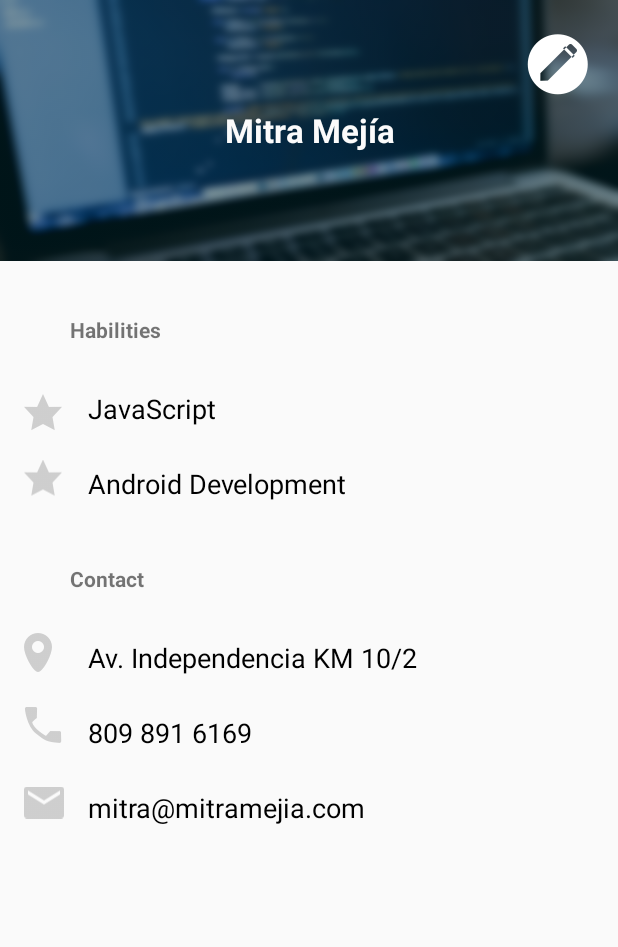
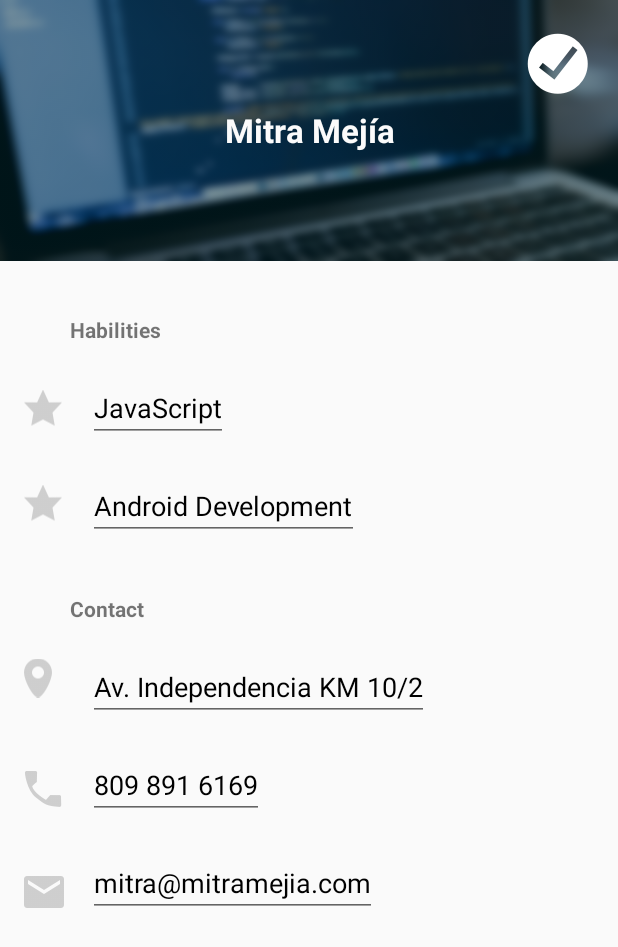
Before and after one commit to mitramejia/ecard, an Android app: the layout activity_main.xml on its own in the app's theme, with its tools: preview values and no code run, on a phone screen of 412 x 824 dp. Shown: the top 947 px of the screen. Run offline under Robolectric (Android 15) with nearby library versions, the phone set to English and light mode, and no system bars.

Commit message:
Delete Edit Profile Activity

```diff
--- a/app/src/main/AndroidManifest.xml
+++ b/app/src/main/AndroidManifest.xml
@@ -42,7 +42,6 @@
         <activity
             android:name=".CompareProfilesActivity"
             android:theme="@style/AppTheme"></activity>
-        <activity android:name=".EditProfileActivity"></activity>
     </application>
 
 </manifest>
--- a/app/src/main/res/layout/activity_main.xml
+++ b/app/src/main/res/layout/activity_main.xml
@@ -8,14 +8,17 @@
     android:paddingRight="@dimen/activity_horizontal_margin"
     android:paddingTop="@dimen/activity_vertical_margin"
     tools:context="unibe.ecard.MainActivity"
-    android:padding="0dp">
+    android:focusable="true"
+    android:focusableInTouchMode="true"
+    android:padding="0dp"
+    android:id="@+id/relativeLayout">
 
-    <TextView
+    <EditText
         android:layout_width="match_parent"
         android:layout_height="@dimen/profileHeaderHeight"
         android:textAppearance="?android:attr/textAppearanceLarge"
         android:text="Mitra Mejía"
-        android:id="@+id/textUserFullName"
+        android:id="@+id/editTextUserFullName"
         android:layout_alignParentTop="true"
         android:layout_centerHorizontal="true"
         android:layout_gravity="end"
@@ -24,13 +27,22 @@
         android:textColor="@color/white"
         android:backgroundTintMode="src_over"
         android:backgroundTint="@color/colorProfileImageBg"
-        android:contextClickable="false"
         android:textStyle="bold"
         android:textIsSelectable="true"
         android:singleLine="true"
-        android:elegantTextHeight="false" />
+        android:elegantTextHeight="false"
+        android:inputType="text" />
 
-    <GridLayout
+    <ScrollView xmlns:android="http://schemas.android.com/apk/res/android"
+        android:id="@+id/scrollView"
+        android:layout_width="match_parent"
+        android:layout_height="match_parent"
+        android:nextFocusUp="@+id/relativeLayout"
+        android:nextFocusLeft="@+id/relativeLayout"
+        android:layout_below="@+id/editTextUserFullName">
+
+
+        <GridLayout
         android:layout_width="fill_parent"
         android:layout_height="match_parent"
         android:layout_alignParentStart="false"
@@ -45,7 +57,7 @@
         android:paddingTop="@dimen/activity_vertical_margin"
         android:paddingBottom="@dimen/activity_vertical_margin"
         android:rowOrderPreserved="true"
-        android:layout_below="@+id/textUserFullName"
+            android:layout_below="@+id/editTextUserFullName"
         android:layout_alignParentTop="false"
         android:layout_alignParentBottom="false"
         android:alignmentMode="alignMargins"
@@ -54,7 +66,8 @@
         android:transitionGroup="false"
         android:useDefaultMargins="true"
         android:layout_marginTop="0dp"
-        android:focusableInTouchMode="true">
+            android:focusableInTouchMode="true"
+            android:nestedScrollingEnabled="false">
 
         <TextView
             android:layout_width="wrap_content"
@@ -62,49 +75,49 @@
             android:textAppearance="?android:attr/textAppearanceSmall"
             android:text="Habilities"
             android:id="@+id/labelUserHabilities"
-            android:layout_row="1"
+            android:layout_row="0"
             android:layout_column="1"
             android:textStyle="bold"
-            android:minHeight="30dp"
-            android:layout_marginTop="20dp" />
+            android:layout_marginTop="20dp"
+            android:clickable="true"
+            android:inputType="text"
+            android:focusable="true"
+            android:contextClickable="true" />
 
         <ImageView
             android:layout_width="25dp"
             android:layout_height="25dp"
-            android:id="@+id/imageView3"
-            android:layout_row="2"
+            android:id="@+id/iconStar1"
+            android:layout_row="1"
             android:layout_column="0"
             android:src="@mipmap/icon_star"
             android:layout_gravity="bottom|left|fill_vertical|top"
             android:layout_margin="0dp"
-            android:layout_marginTop="12dp"
-            android:minHeight="30dp" />
+            android:layout_marginTop="12dp" />
 
         <ImageView
             android:layout_width="25dp"
             android:layout_height="25dp"
-            android:id="@+id/imageView2"
-            android:layout_row="3"
+            android:id="@+id/iconStar2"
+            android:layout_row="2"
             android:layout_column="0"
             android:src="@mipmap/icon_star"
             android:layout_margin="0dp"
-            android:layout_marginTop="12dp"
-            android:minHeight="30dp" />
+            android:layout_marginTop="24dp" />
 
-        <TextView
+            <EditText
             android:layout_width="wrap_content"
             android:layout_height="wrap_content"
             android:textAppearance="?android:attr/textAppearanceMedium"
             android:text="JavaScript"
-            android:id="@+id/textUserHability1"
-            android:layout_row="2"
+                android:id="@+id/editTextUserHability1"
+                android:layout_row="1"
             android:layout_column="1"
             android:layout_marginTop="@dimen/activity_vertical_margin"
             android:textColor="@android:color/black"
             android:singleLine="false"
             android:layout_gravity="left"
-            android:layout_marginLeft="@dimen/activity_vertical_margin"
-            android:minHeight="30dp" />
+                android:layout_marginLeft="@dimen/activity_vertical_margin" />
 
         <TextView
             android:layout_width="wrap_content"
@@ -112,123 +125,115 @@
             android:textAppearance="?android:attr/textAppearanceSmall"
             android:text="Contact"
             android:id="@+id/labelUserContact"
-            android:layout_row="4"
+            android:layout_row="3"
             android:layout_column="1"
             android:layout_marginTop="@dimen/label_margin_vertical"
             android:textStyle="bold"
-            android:layout_gravity="left"
-            android:minHeight="30dp" />
+            android:layout_gravity="left" />
 
-        <TextView
+            <EditText
             android:layout_width="wrap_content"
             android:layout_height="wrap_content"
             android:textAppearance="?android:attr/textAppearanceMedium"
             android:text="Android Development"
-            android:id="@+id/textUserHability2"
-            android:layout_row="3"
+                android:id="@+id/editTextUserHability2"
+                android:layout_row="2"
             android:layout_column="1"
             android:layout_marginTop="@dimen/activity_vertical_margin"
             android:textColor="@android:color/black"
             android:singleLine="false"
             android:layout_gravity="top"
-            android:layout_marginLeft="@dimen/activity_vertical_margin"
-            android:minHeight="30dp" />
+                android:layout_marginLeft="@dimen/activity_vertical_margin" />
 
         <ImageView
             android:layout_width="wrap_content"
             android:layout_height="wrap_content"
             android:id="@+id/imageView4"
-            android:layout_row="5"
+            android:layout_row="4"
             android:layout_column="0"
             android:src="@mipmap/icon_location"
             android:layout_gravity="bottom|left|fill_vertical|top"
-            android:layout_margin="0dp"
-            android:minHeight="30dp" />
+            android:layout_margin="0dp" />
 
-        <TextView
+            <EditText
             android:layout_width="wrap_content"
             android:layout_height="wrap_content"
             android:textAppearance="?android:attr/textAppearanceMedium"
             android:text="Av. Independencia KM 10/2"
-            android:id="@+id/textUserDirection"
-            android:layout_row="5"
+                android:id="@+id/editTextUserDirection"
+                android:layout_row="4"
             android:layout_column="1"
             android:layout_marginTop="@dimen/activity_vertical_margin"
             android:textColor="@android:color/black"
             android:singleLine="false"
             android:layout_gravity="left"
-            android:layout_marginLeft="@dimen/activity_vertical_margin"
-            android:minHeight="30dp" />
+                android:layout_marginLeft="@dimen/activity_vertical_margin" />
 
         <ImageView
             android:layout_width="wrap_content"
             android:layout_height="wrap_content"
             android:id="@+id/imageView5"
-            android:layout_row="6"
+            android:layout_row="5"
             android:layout_column="0"
             android:src="@mipmap/icon_phone"
             android:layout_margin="0dp"
             android:layout_gravity="bottom|left"
-            android:layout_marginBottom="12dp"
-            android:minHeight="30dp" />
+            android:layout_marginBottom="12dp" />
 
-        <TextView
+            <EditText
             android:layout_width="wrap_content"
             android:layout_height="wrap_content"
             android:textAppearance="?android:attr/textAppearanceMedium"
             android:text="809 891 6169"
-            android:id="@+id/textUserPhone"
-            android:layout_row="6"
+                android:id="@+id/editTextUserPhone"
+                android:layout_row="5"
             android:layout_column="1"
             android:layout_marginTop="@dimen/activity_vertical_margin"
             android:textColor="@android:color/black"
             android:singleLine="false"
             android:layout_gravity="left"
-            android:layout_marginLeft="@dimen/activity_vertical_margin"
-            android:minHeight="30dp" />
+                android:layout_marginLeft="@dimen/activity_vertical_margin" />
 
-        <TextView
+            <EditText
             android:layout_width="wrap_content"
             android:layout_height="wrap_content"
             android:textAppearance="?android:attr/textAppearanceMedium"
             android:text="mitra@mitramejia.com"
-            android:id="@+id/textUserEmail"
-            android:layout_row="7"
+                android:id="@+id/editTextUserEmail"
+                android:layout_row="6"
             android:layout_column="1"
             android:layout_marginTop="@dimen/activity_vertical_margin"
             android:textColor="@android:color/black"
             android:singleLine="false"
             android:layout_gravity="left"
-            android:layout_marginLeft="@dimen/activity_vertical_margin"
-            android:minHeight="30dp" />
+                android:layout_marginLeft="@dimen/activity_vertical_margin" />
 
         <ImageView
             android:layout_width="wrap_content"
             android:layout_height="wrap_content"
             android:id="@+id/imageView6"
-            android:layout_row="7"
+            android:layout_row="6"
             android:layout_column="0"
             android:src="@mipmap/icon_mail"
             android:layout_margin="0dp"
             android:layout_gravity="bottom|left"
-            android:minHeight="30dp"
             android:layout_marginBottom="10dp" />
 
     </GridLayout>
 
+    </ScrollView>
+
     <ImageButton
         android:layout_width="wrap_content"
         android:layout_height="wrap_content"
-        android:id="@+id/buttonEditUserProfile"
+        android:id="@+id/buttonEditProfile"
         android:layout_marginTop="22dp"
         android:layout_alignParentTop="true"
         android:layout_alignParentEnd="true"
         android:layout_marginEnd="19dp"
-        android:src="@mipmap/icon_edit"
-        android:onClick="goToActivityEditUserProfile"
-        android:adjustViewBounds="false"
-        android:contextClickable="false"
         android:background="@color/transparent"
-        android:longClickable="true" />
+        android:src="@mipmap/icon_done"
+        android:onClick="updateUserProfile" />
+
 
 </RelativeLayout>
```
Also changed, not shown: app/src/main/java/unibe/ecard/EditProfileActivity.java (deleted, +0 -107 lines), app/src/main/java/unibe/ecard/MainActivity.java (+84 -59 lines), app/src/main/res/layout/edit_profile_activity.xml (deleted, +0 -231 lines).
